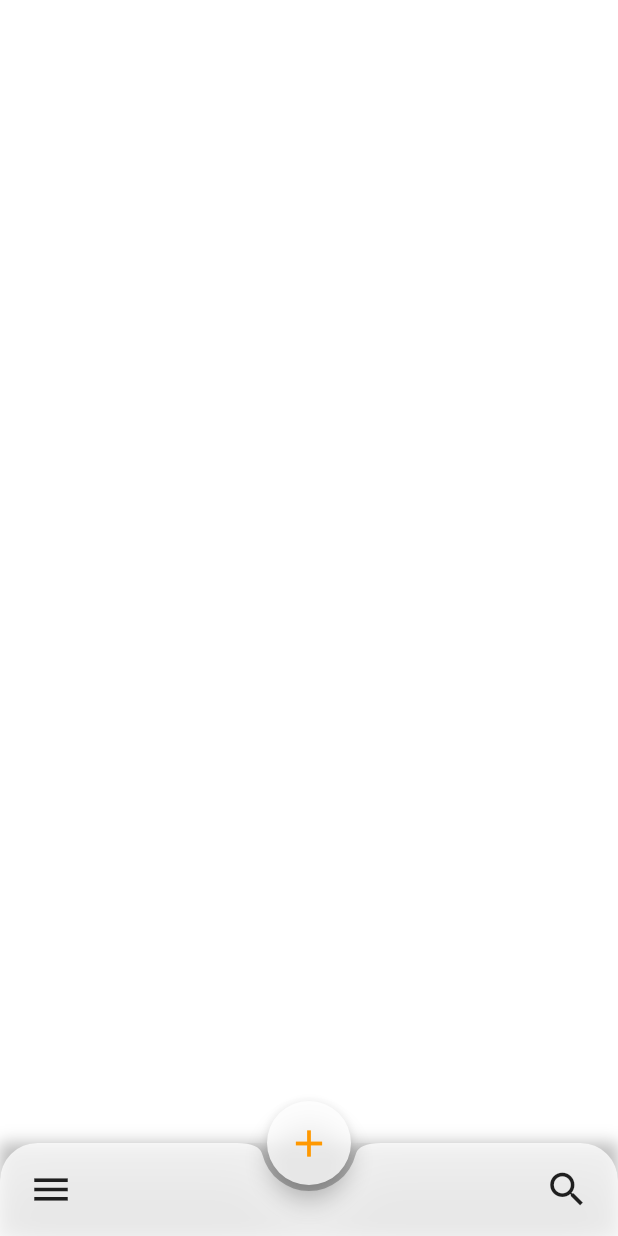
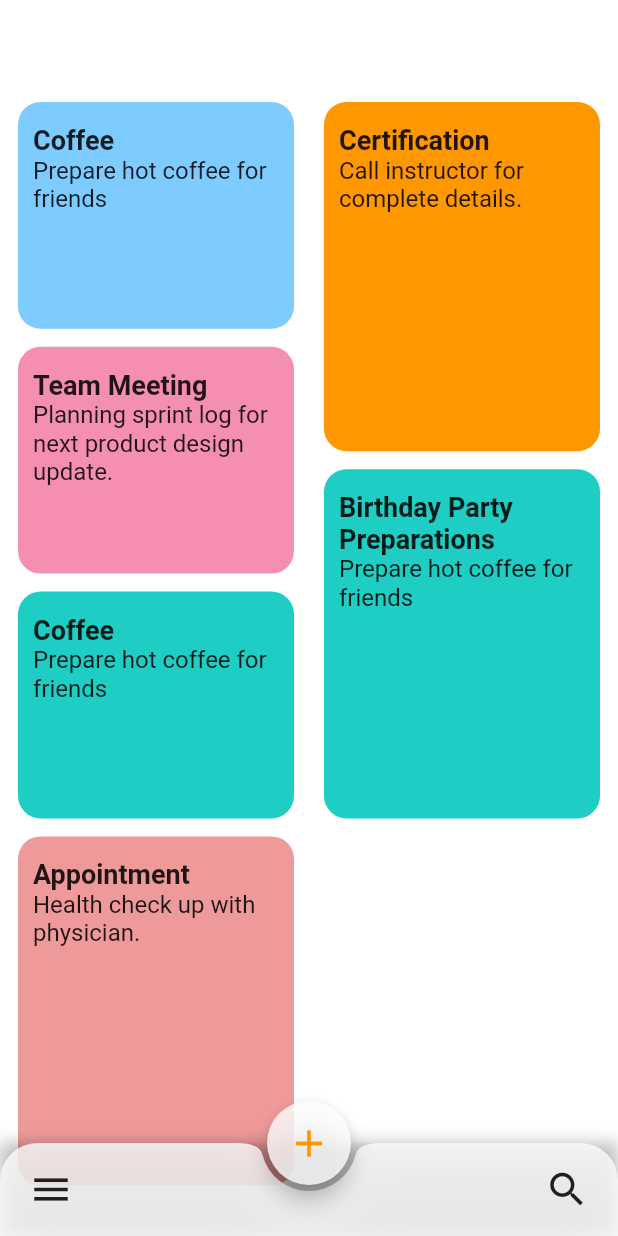
Before and after one commit to sydneytu/reminders_app, a Flutter app: the screen it shows after launch, on a phone screen of 412 x 824 dp. Run offline on Flutter 3.47's test engine with Material 2 defaults, Android fonts, the phone set to English and light mode, and no system bars.

Commit message:
added indexing and styling to reminders

```diff
--- a/lib/bottom_nav.dart
+++ /dev/null
@@ -1,17 +0,0 @@
-import 'package:flutter/material.dart';
-
-class BottomNav extends StatefulWidget {
-  const BottomNav({Key key}) : super(key: key);
-
-  @override
-  _BottomNavState createState() => _BottomNavState();
-}
-
-class _BottomNavState extends State<BottomNav> {
-  @override
-  Widget build(BuildContext context) {
-    return Scaffold(
-      backgroundColor: Colors.white.withAlpha(55),
-    );
-  }
-}
--- a/lib/main.dart
+++ b/lib/main.dart
@@ -1,5 +1,7 @@
 import 'package:flutter/material.dart';
-import 'package:reminders/bottom_nav.dart';
+import 'package:flutter_staggered_grid_view/flutter_staggered_grid_view.dart';
+import 'package:reminders/reminder_card.dart';
+import 'package:reminders/reminders.dart';
 
 void main() {
   runApp(MyApp());
@@ -27,12 +29,33 @@ class HomePage extends StatefulWidget {
 }
 
 class _HomePageState extends State<HomePage> {
+  Reminders reminders = Reminders();
   @override
   Widget build(BuildContext context) {
     final Size size = MediaQuery.of(context).size;
     return Scaffold(
       backgroundColor: Colors.white,
-      body: Container(),
+      appBar: AppBar(
+        backgroundColor: Colors.transparent,
+        elevation: 0,
+      ),
+      body: Container(
+        margin: EdgeInsets.all(12),
+        child: StaggeredGridView.countBuilder(
+            crossAxisCount: 2,
+            crossAxisSpacing: 20,
+            mainAxisSpacing: 12,
+            itemCount: reminders.getReminders().length,
+            itemBuilder: (context, index) {
+              return ReminderCard(
+                reminders: reminders,
+                index: index,
+              );
+            },
+            staggeredTileBuilder: (index) {
+              return StaggeredTile.count(1, index.isEven ? 0.8 : 1.2);
+            }),
+      ),
       floatingActionButton: FloatingActionButton(
         onPressed: () {},
         // elevation: 2.0,
--- a/lib/reminder.dart
+++ b/lib/reminder.dart
@@ -1,5 +1,22 @@
+import 'package:flutter/material.dart';
+
 class Reminder {
   String title;
   String text;
   DateTime dateDue;
+  Color color;
+
+  Reminder({@required this.title, @required this.text, @required this.color});
+
+  String getTitle() {
+    return title;
+  }
+
+  String getText() {
+    return text;
+  }
+
+  Color getColor() {
+    return color;
+  }
 }
--- /dev/null
+++ b/lib/reminder_card.dart
@@ -0,0 +1,41 @@
+import 'package:flutter/material.dart';
+import 'package:reminders/reminders.dart';
+
+class ReminderCard extends StatefulWidget {
+  ReminderCard({Key key, this.reminders, this.index}) : super(key: key);
+  Reminders reminders;
+  int index;
+
+  @override
+  _ReminderCardState createState() => _ReminderCardState();
+}
+
+class _ReminderCardState extends State<ReminderCard> {
+  @override
+  Widget build(BuildContext context) {
+    return Container(
+      decoration: BoxDecoration(
+        borderRadius: BorderRadius.all(
+          Radius.circular(15),
+        ),
+        color: widget.reminders.getReminder(widget.index).getColor(),
+      ),
+      child: Padding(
+        padding: const EdgeInsets.symmetric(horizontal: 10.0, vertical: 15.0),
+        child: Column(
+          crossAxisAlignment: CrossAxisAlignment.start,
+          children: [
+            Text(
+              widget.reminders.getReminder(widget.index).getTitle(),
+              style: TextStyle(fontWeight: FontWeight.bold, fontSize: 18),
+            ),
+            Text(
+              widget.reminders.getReminder(widget.index).getText(),
+              style: TextStyle(fontSize: 16),
+            ),
+          ],
+        ),
+      ),
+    );
+  }
+}
--- a/lib/reminders.dart
+++ b/lib/reminders.dart
@@ -1,5 +1,43 @@
 import 'package:reminders/reminder.dart';
+import 'package:flutter/material.dart';
 
 class Reminders {
-  List<Reminder> reminders = [];
+  List<Reminder> remindersList = [
+    Reminder(
+        title: 'Coffee',
+        text: 'Prepare hot coffee for friends',
+        color: Color(0xFF7ECCFF)),
+    Reminder(
+        title: 'Certification',
+        text: 'Call instructor for complete details.',
+        color: Colors.orange),
+    Reminder(
+        title: 'Team Meeting',
+        text: 'Planning sprint log for next product design update.',
+        color: Colors.pink[200]),
+    Reminder(
+        title: 'Birthday Party Preparations',
+        text: 'Prepare hot coffee for friends',
+        color: Color(0xFF1ECDC4)),
+    Reminder(
+        title: 'Coffee',
+        text: 'Prepare hot coffee for friends',
+        color: Color(0xFF1ECDC4)),
+    Reminder(
+        title: 'Appointment',
+        text: 'Health check up with physician.',
+        color: Colors.red[200]),
+  ];
+
+  List<Reminder> getReminders() {
+    return remindersList;
+  }
+
+  Reminder getReminder(int index) {
+    return remindersList[index];
+  }
+
+  void addReminder(Reminder newReminder) {
+    remindersList.add(newReminder);
+  }
 }
--- a/pubspec.yaml
+++ b/pubspec.yaml
@@ -28,6 +28,7 @@ dependencies:
   # The following adds the Cupertino Icons font to your application.
   # Use with the CupertinoIcons class for iOS style icons.
   cupertino_icons: ^1.0.2
+  flutter_staggered_grid_view: ^0.4.0
 
 dev_dependencies:
   flutter_test:
```
Also changed, not shown: pubspec.lock.
